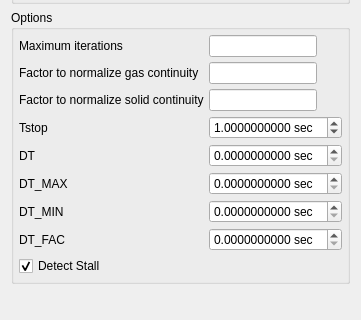
This is gui/uifiles/run.ui in truongd8593/mfix as Qt 5 draws it before an edit; both pictures show x 0 to 361 and y 173 to 493 of the 361 by 493 pixel window. The edited form follows.
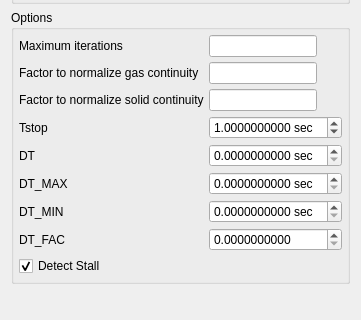
This is the edited form. Custom widgets are drawn as their Qt base class.

Commit message: DT_FAC is dimensionless

Patch:
```diff
--- a/gui/uifiles/run.ui
+++ b/gui/uifiles/run.ui
@@ -221,7 +221,7 @@
       <item row="14" column="1">
        <widget class="DoubleSpinBox" name="doublespinbox_keyword_dt_fac">
         <property name="suffix">
-         <string> sec</string>
+         <string> </string>
         </property>
         <property name="decimals">
          <number>10</number>
```
